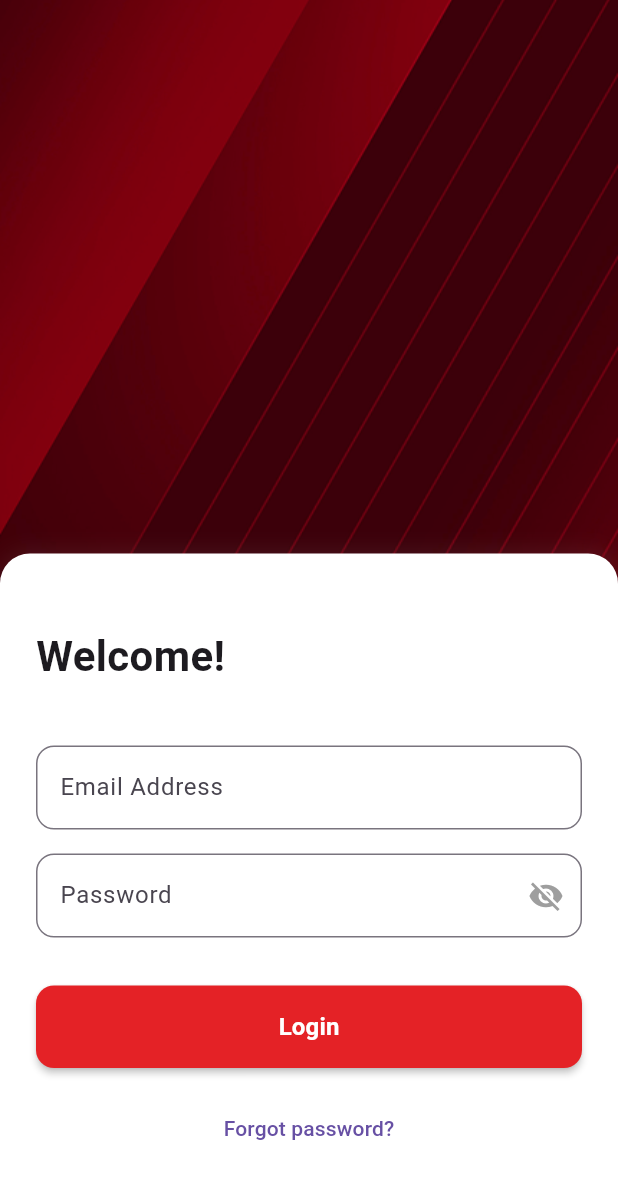
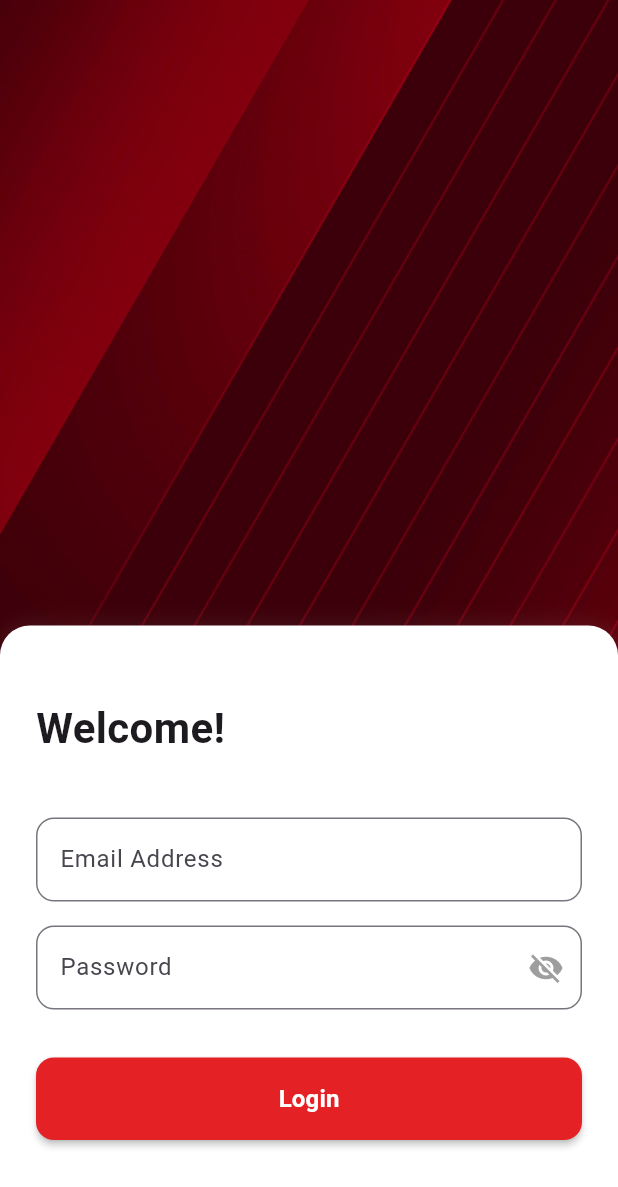
Before and after one commit to pkreang/wfs, a Flutter app: the screen it shows after launch, on a phone screen of 412 x 824 dp. Shown: the top 1187 px of the screen. Run offline on Flutter 3.47's test engine with Material 3 defaults, Android fonts, the light colour scheme and no system bars; our stand-ins replace awesome_dialog, camera, flutter_riverpod, geolocator, go_router, google_maps_flutter and 1 more; Roboto replaces fonts that are missing (YourFontFamily).

Commit message:
- hide button forgot password, fix model missing user role data

```diff
--- a/lib/models/auth_model.dart
+++ b/lib/models/auth_model.dart
@@ -25,5 +25,5 @@ class AuthState {
     );
   }
 
-  bool get isSuperAdmin => userRoleID == "D9ACA4E5-7CC6-466E-B192-776037AD1A80";
+  bool get isSuperAdmin => userRoleID == "D9ACA4E5-7CC6-466E-B192-776037AD1A80" || userRoleID == "91FA9057-F815-456C-8D7E-C8CCCBC2A805";
 }
--- a/lib/screens/login_screen.dart
+++ b/lib/screens/login_screen.dart
@@ -182,15 +182,15 @@ class _LoginScreenState extends ConsumerState<LoginScreen> {
                               ),
                             ),
 
-                          Align(
-                            alignment: Alignment.center,
-                            child: TextButton(
-                              onPressed: () {
-                                // TODO: Implement forgot password
-                              },
-                              child: const Text('Forgot password?'),
-                            ),
-                          ),
+                          // Align(
+                          //   alignment: Alignment.center,
+                          //   child: TextButton(
+                          //     onPressed: () {
+                          //       // TODO: Implement forgot password
+                          //     },
+                          //     child: const Text('Forgot password?'),
+                          //   ),
+                          // ),
                         ],
                       ),
                     ),
@@ -211,9 +211,9 @@ class _LoginScreenState extends ConsumerState<LoginScreen> {
     // email = "systemadmin@mail.com";
     // password = "abcd1234";
 
-    email = "Sup01@mail.com";
-    // email = "sale01@mail.com";
-    password = "abcd1234";
+    // email = "Sup01@mail.com";
+    // // email = "sale01@mail.com";
+    // password = "abcd1234";
 
     //email = "john@mail.com";
     //password = "abcd1234";
```
Also changed, not shown: lib/providers/auth_provider.dart (+7 -23 lines).
